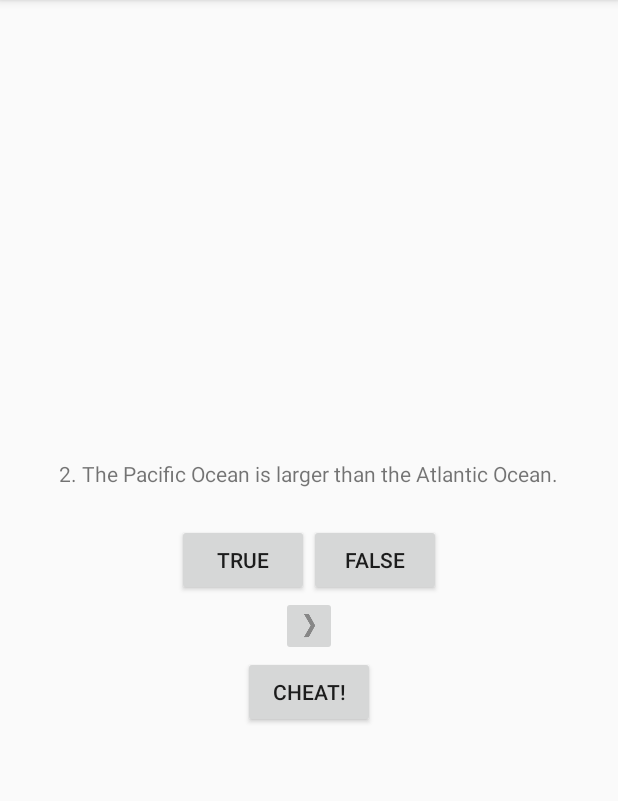
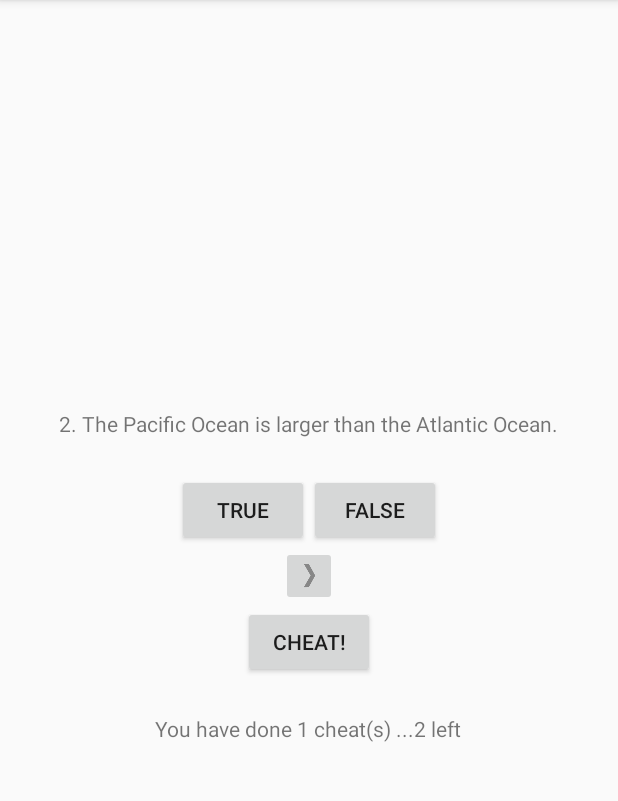
Before and after one commit to paularintaharri/GeoQuiz, an Android app: the screen it shows after launch (QuizActivity), after a tap on "1. Canberra is the capital of Australia.", on a phone screen of 412 x 824 dp, the part 84-885 px from its top. Run offline under Robolectric (Android 15) with nearby library versions, the phone set to English and light mode, and no system bars; 1 other tap on this screen came first.

Commit message:
capter 6 challenges done

```diff
--- a/app/src/main/java/com/bignerdranch/android/geoquiz/CheatActivity.java
+++ b/app/src/main/java/com/bignerdranch/android/geoquiz/CheatActivity.java
@@ -24,7 +24,6 @@ public class CheatActivity extends AppCompatActivity {
     private TextView mAnswerTextView;
     private Button mShowAnswerButton;
     private TextView mApiLevel;
-
     private static final String TAG ="CheatActivity";
     private static final String KEY_ANSWER = "anwsered";
     private boolean mA;
@@ -53,7 +52,7 @@ public class CheatActivity extends AppCompatActivity {
 
         mApiLevel = (TextView)findViewById(R.id.api_level);
         int ApiLevel = Build.VERSION.SDK_INT;
-        mApiLevel.setText("API Level " + ApiLevel);
+        mApiLevel.setText("Api level" + ApiLevel);
 
         mAnswerIsTrue = getIntent().getBooleanExtra(EXTRA_ANSWER_IS_TRUE, false);
         mAnswerTextView = (TextView) findViewById(R.id.answer_text_view);
--- a/app/src/main/java/com/bignerdranch/android/geoquiz/QuizActivity.java
+++ b/app/src/main/java/com/bignerdranch/android/geoquiz/QuizActivity.java
@@ -26,8 +26,10 @@ public class QuizActivity extends AppCompatActivity {
     private ImageButton mPrevButton;
     private TextView mQuestionTextView;
     private Button mCheatButton;
+    private TextView mNumberOfCheatsTextView;
     private int correct;
     private int incorrect;
+    private int mNumberOfCheats = 0;
 
     private Question[] mQuestionBank = new Question[] {
             new Question(R.string.question_australia, true),
@@ -114,6 +116,15 @@ public class QuizActivity extends AppCompatActivity {
             @Override
             // Start CheatActivity
             public void onClick(View v) {
+                mNumberOfCheats++;
+                if (mNumberOfCheats >= 4) {
+                    Toast.makeText(QuizActivity.this, R.string.too_many_cheats_toast, Toast.LENGTH_SHORT).show();
+                    return;
+                }
+                else {
+                    mNumberOfCheatsTextView = (TextView) findViewById(R.id.number_of_cheats_text_view);
+                    mNumberOfCheatsTextView.setText("You have done " + mNumberOfCheats + " cheat(s) ..." + (3-mNumberOfCheats) + " left");
+                }
                 boolean answerIsTrue = mQuestionBank[mCurrentIndex].isAnswerTrue();
                 Intent intent = CheatActivity.newIntent(QuizActivity.this, answerIsTrue);
                 startActivityForResult(intent, REQUEST_CODE_CHEAT);
--- a/app/src/main/res/layout-land/activity_quiz.xml
+++ b/app/src/main/res/layout-land/activity_quiz.xml
@@ -2,8 +2,9 @@
 
 <FrameLayout xmlns:android="http://schemas.android.com/apk/res/android"
     android:layout_width="match_parent"
-    android:layout_height="match_parent" >
-
+    android:layout_height="match_parent"
+    android:gravity="center"
+    >
 
     <TextView
     android:id="@+id/question_text_view"
@@ -32,12 +33,27 @@
 
 </LinearLayout>
 
+    <LinearLayout
+        android:layout_width="wrap_content"
+        android:layout_height="wrap_content"
+        android:layout_gravity="bottom|center_horizontal"
+        android:orientation="horizontal" >
+
         <Button
         android:id="@+id/cheat_button"
         android:layout_width="wrap_content"
         android:layout_height="wrap_content"
         android:layout_gravity="bottom|center_horizontal"
         android:text="@string/cheat_button" />
+
+        <TextView
+        android:id="@+id/number_of_cheats_text_view"
+        android:layout_width="wrap_content"
+        android:layout_height="wrap_content"
+        android:padding="24dp"
+        android:layout_gravity="center_horizontal"
+         />
+    </LinearLayout>
 
     <!--
 <ImageButton
@@ -54,8 +70,7 @@
     android:layout_width="wrap_content"
     android:layout_height="wrap_content"
     android:src="@drawable/arrow_right"
-    android:layout_gravity="bottom|left"
-
+    android:layout_gravity="bottom|right"
     android:contentDescription="Next"/>
 
 </FrameLayout>
--- a/app/src/main/res/layout/activity_quiz.xml
+++ b/app/src/main/res/layout/activity_quiz.xml
@@ -65,6 +65,20 @@ android:orientation="vertical" >
         android:layout_width="wrap_content"
         android:layout_height="wrap_content"
         android:text="@string/cheat_button"/>
+
+</LinearLayout>
+
+<LinearLayout
+        android:layout_width="wrap_content"
+        android:layout_height="wrap_content"
+        android:orientation="horizontal" >
+
+    <TextView
+        android:id="@+id/number_of_cheats_text_view"
+        android:layout_width="wrap_content"
+        android:layout_height="wrap_content"
+        android:padding="24dp" />
+
 </LinearLayout>
 
 </LinearLayout>
--- a/app/src/main/res/values/strings.xml
+++ b/app/src/main/res/values/strings.xml
@@ -21,5 +21,8 @@
   <string name="show_answer_button">Show Answer</string>
   <string name="cheat_button">Cheat!</string>
   <string name="judgment_toast">Cheating is wrong.</string>
+  <string name="api_level">API level </string>
+  <string name="too_many_cheats_toast">Can’t cheat anymore!</string>
+
 
 </resources>
```
Lines whose indentation alone changed are shown as unchanged.
